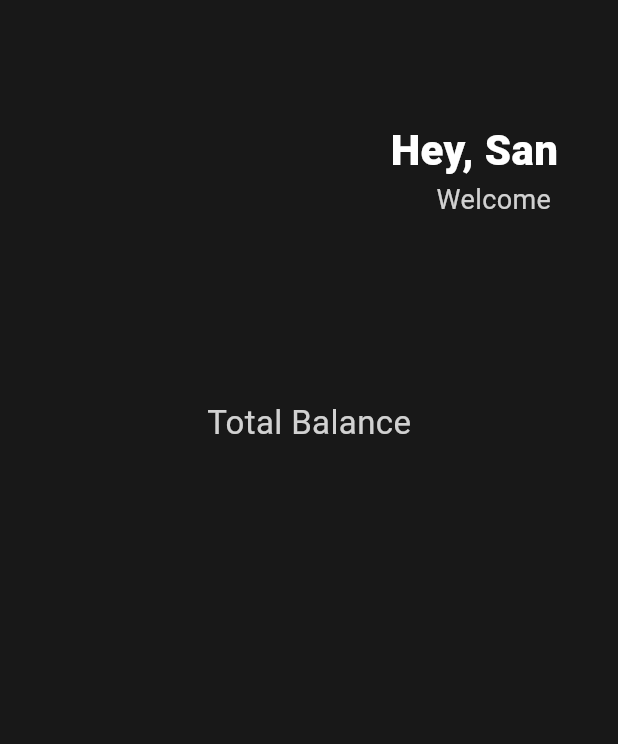
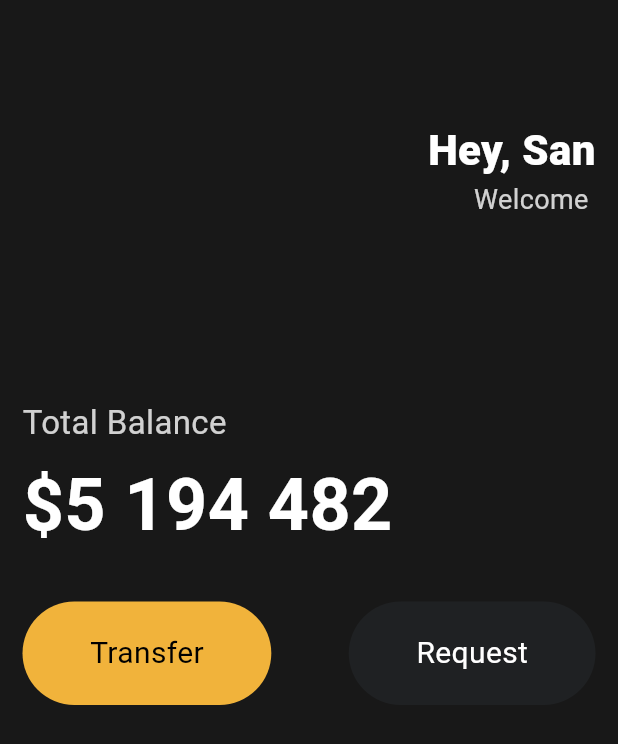
Before and after one commit to mocakosan/sanToon---flutter, a Flutter app: the screen it shows after launch, on a phone screen of 412 x 824 dp. Shown: the top 744 px of the screen. Run offline on Flutter 3.47's test engine with Material 3 defaults, Android fonts, the light colour scheme and no system bars.

Commit message:
flutter UI practice1

```diff
--- a/lib/main.dart
+++ b/lib/main.dart
@@ -1,4 +1,5 @@
 import 'package:flutter/material.dart';
+import 'package:santoon/widgets/Button.dart';
 
 // class Player {
 //   String? name;
@@ -7,21 +8,24 @@
 
 void main() {
   // var nico = Player(name: "potato");
-  runApp(App());
+  runApp(const App());
 }
 
 class App extends StatelessWidget {
+  const App({super.key});
+
   // const App({super.key});
   @override
   Widget build(BuildContext context) {
     return MaterialApp(
       home: Scaffold(
-        backgroundColor: Color(0xFF181818),
+        backgroundColor: const Color(0xFF181818),
         body: Padding(
           padding: const EdgeInsets.symmetric(
-            horizontal: 40,
+            horizontal: 15,
           ),
           child: Column(
+            crossAxisAlignment: CrossAxisAlignment.start,
             children: [
               const SizedBox(
                 height: 80,
@@ -57,7 +61,36 @@
               Text('Total Balance',
                   style: TextStyle(
                       fontSize: 22, color: Colors.white.withOpacity(0.8))),
-              const SizedBox(height: 5)
+              const SizedBox(height: 5),
+              const Text(
+                '\$5 194 482',
+                style: TextStyle(
+                  fontSize: 48,
+                  fontWeight: FontWeight.w600,
+                  color: Colors.white,
+                ),
+              ),
+              const SizedBox(
+                height: 30,
+              ),
+              const Row(
+                mainAxisAlignment: MainAxisAlignment.spaceBetween,
+                children: [
+                  Button(
+                    text: 'Transfer',
+                    bgColor: Color(0xFFF1B33B),
+                    textColor: Colors.black,
+                  ),
+                  Button(
+                    text: 'Request',
+                    bgColor: Color(0xFF1F2123),
+                    textColor: Colors.white,
+                  ),
+                ],
+              ),
+              // const Row(SizedBox(
+              //   height: 100,
+              // ))
             ],
           ),
         ),
--- /dev/null
+++ b/lib/widgets/Button.dart
@@ -0,0 +1,37 @@
+import 'package:flutter/material.dart';
+
+class Button extends StatelessWidget {
+  final String text;
+  final Color bgColor;
+  final Color textColor;
+
+  const Button({
+    super.key,
+    required this.text,
+    required this.bgColor,
+    required this.textColor,
+  });
+
+  @override
+  Widget build(BuildContext context) {
+    return Container(
+      decoration: BoxDecoration(
+        color: bgColor,
+        borderRadius: BorderRadius.circular(45),
+      ),
+      child: Padding(
+        padding: const EdgeInsets.symmetric(
+          vertical: 20,
+          horizontal: 45,
+        ),
+        child: Text(
+          text,
+          style: TextStyle(
+            color: textColor,
+            fontSize: 20,
+          ),
+        ),
+      ),
+    );
+  }
+}
```
